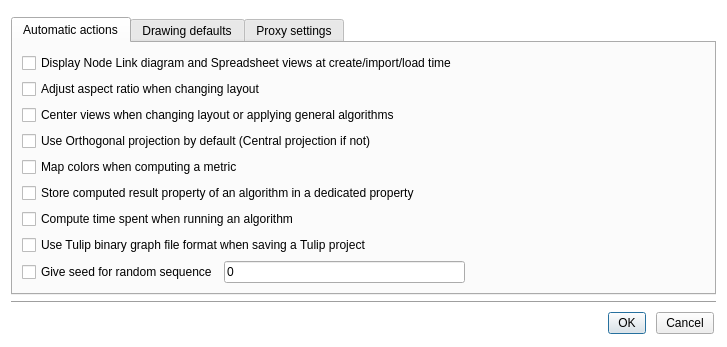
The window that plugins/perspective/GraphPerspective/designer/PreferencesDialog.ui (Tulip-Dev/tulip) describes before a commit, drawn with Qt 5.
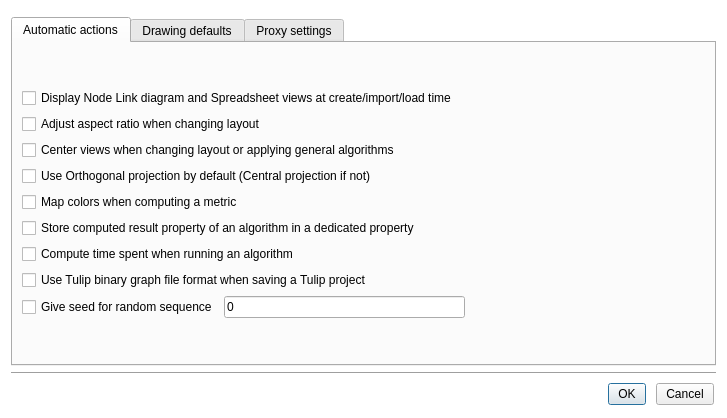
The same window after the commit. Icons and pictures are not drawn. Custom widgets are drawn as their Qt base class.

The edit to the form file:
```diff
--- a/plugins/perspective/GraphPerspective/designer/PreferencesDialog.ui
+++ b/plugins/perspective/GraphPerspective/designer/PreferencesDialog.ui
@@ -7,7 +7,7 @@
     <x>0</x>
     <y>0</y>
     <width>727</width>
-    <height>347</height>
+    <height>418</height>
    </rect>
   </property>
   <property name="sizePolicy">
```
Left out of the diff: 2 changed lines with no effect on the pictures.
